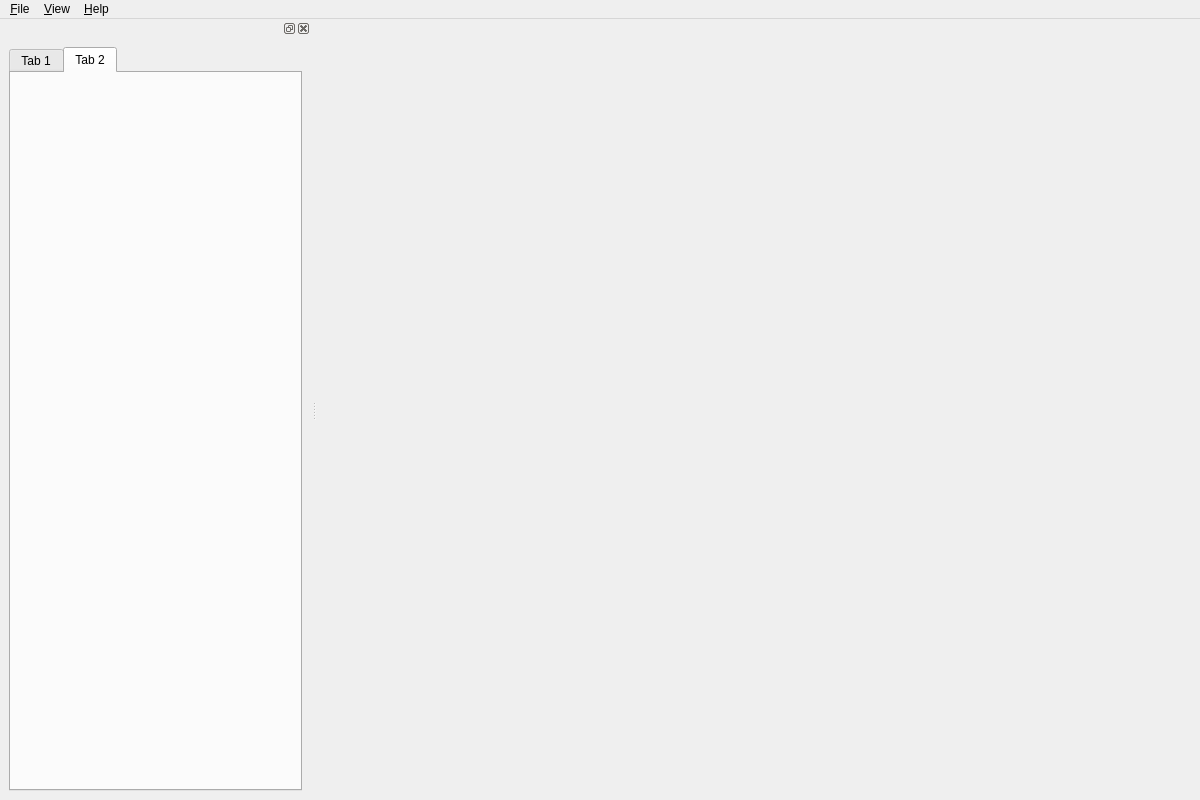
Before: the Qt Designer form pyqt_application_form.ui in YangHanlin/PyQt5-Demo, drawn with Qt 5.
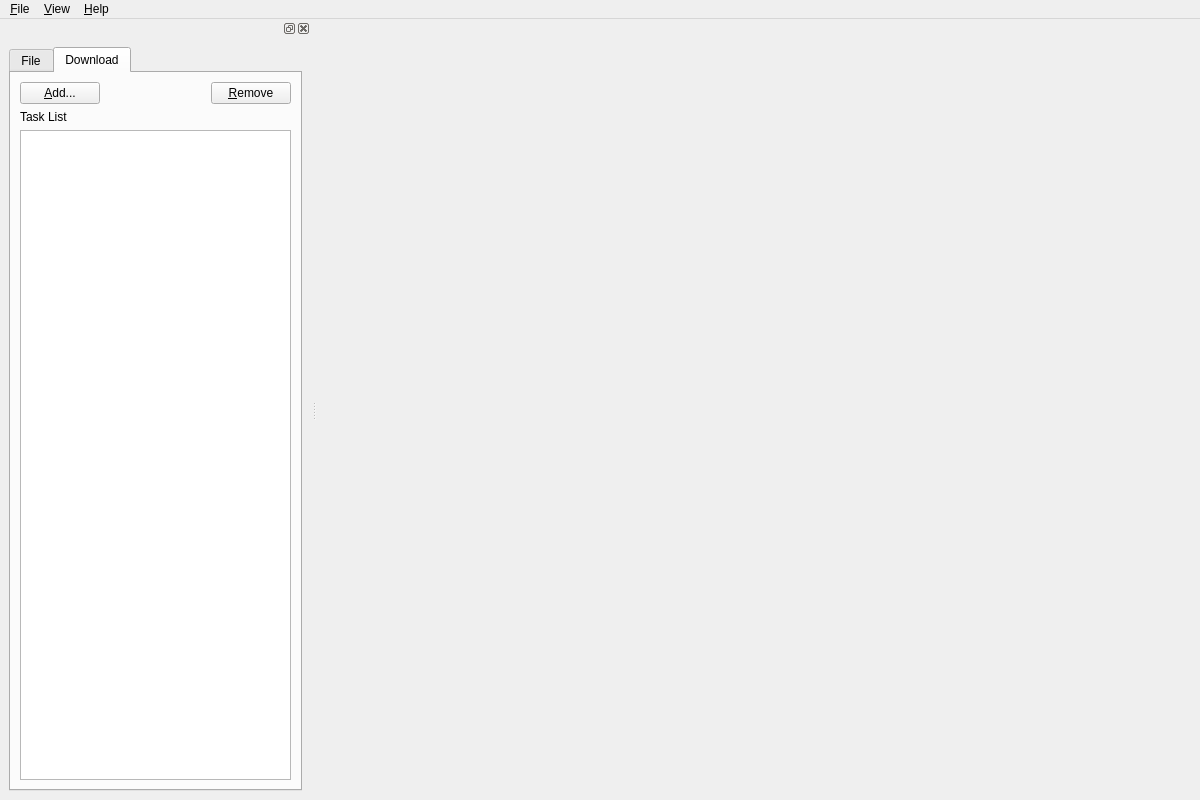
After: the same form once the commit is applied. The open tabs and pages were chosen to show the change.

Commit message: Complete basic UI

```diff
--- a/pyqt_application_form.ui
+++ b/pyqt_application_form.ui
@@ -101,7 +101,7 @@
        </property>
        <widget class="QWidget" name="tab_1">
         <attribute name="title">
-         <string>Tab 1</string>
+         <string>File</string>
         </attribute>
         <layout class="QVBoxLayout" name="verticalLayout_4">
          <item>
@@ -156,8 +156,55 @@
        </widget>
        <widget class="QWidget" name="tab_2">
         <attribute name="title">
-         <string>Tab 2</string>
+         <string>Download</string>
         </attribute>
+        <layout class="QVBoxLayout" name="verticalLayout_6">
+         <item>
+          <layout class="QHBoxLayout" name="horizontal_layout_actions">
+           <item>
+            <widget class="QPushButton" name="pushbutton_add">
+             <property name="text">
+              <string>&amp;Add...</string>
+             </property>
+            </widget>
+           </item>
+           <item>
+            <spacer name="horizontal_spacer">
+             <property name="orientation">
+              <enum>Qt::Horizontal</enum>
+             </property>
+             <property name="sizeHint" stdset="0">
+              <size>
+               <width>40</width>
+               <height>20</height>
+              </size>
+             </property>
+            </spacer>
+           </item>
+           <item>
+            <widget class="QPushButton" name="pushbutton_remove">
+             <property name="text">
+              <string>&amp;Remove</string>
+             </property>
+            </widget>
+           </item>
+          </layout>
+         </item>
+         <item>
+          <layout class="QVBoxLayout" name="vertical_layout_task_list">
+           <item>
+            <widget class="QLabel" name="label_task_list">
+             <property name="text">
+              <string>Task List</string>
+             </property>
+            </widget>
+           </item>
+           <item>
+            <widget class="QTableWidget" name="table_widget_task_list"/>
+           </item>
+          </layout>
+         </item>
+        </layout>
        </widget>
       </widget>
      </item>
```
Left out of the diff: 47 changed lines with no effect on the pictures. The commit also changes 2 other files.
